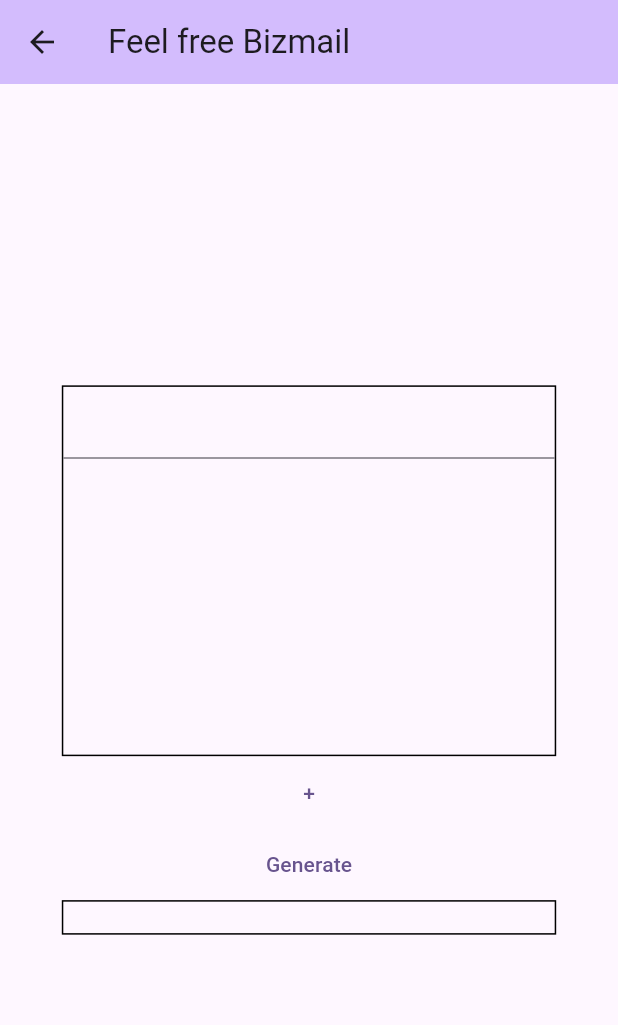
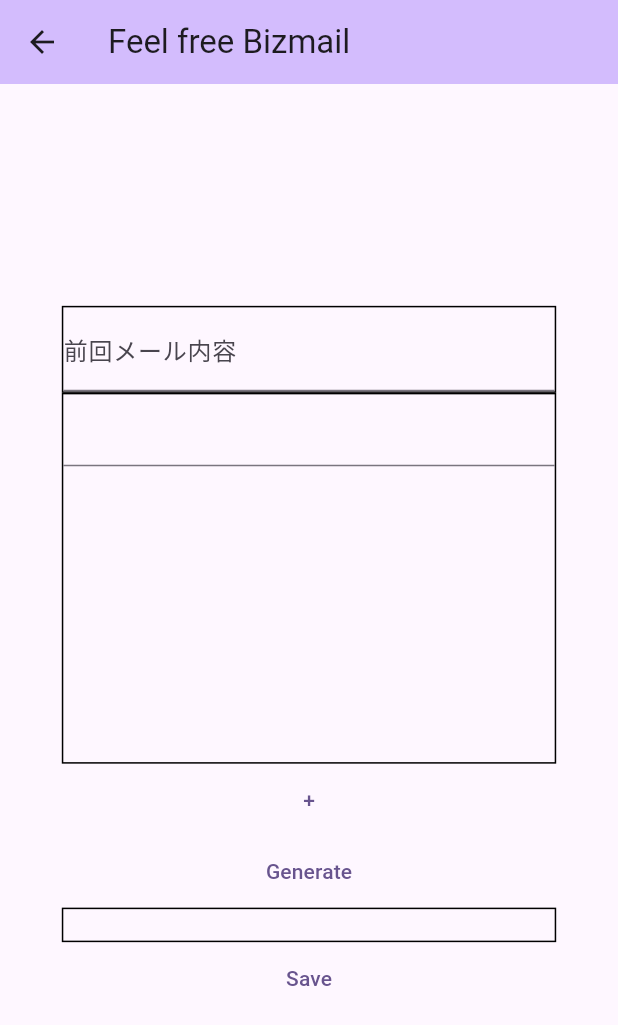
Before and after one commit to torusa0603/feel_free_bizmail, a Flutter app: the CreateMailContextPage screen opened directly, after a tap on "Generate", on a phone screen of 412 x 824 dp. Shown: the top 1025 px of the screen. Run offline on Flutter 3.47's test engine with Material 3 defaults, Android fonts, the phone set to English and light mode, and no system bars; our stand-ins replace firebase_auth, firebase_core, flutter_hooks, freezed_annotation, google_generative_ai, hooks_riverpod and 1 more; accounts and stored records are empty; generated files the repository leaves out were written again; network calls fail.

Commit message:
前回のメール内容を参考に追加する処理

```diff
--- a/lib/presentation/page/create_mail_context.dart
+++ b/lib/presentation/page/create_mail_context.dart
@@ -10,6 +10,7 @@ class CreateMailContextPage extends HookConsumerWidget {
   @override
   Widget build(BuildContext context, WidgetRef ref) {
     // build メソッド内でフックを使用できます。
+    var statePreMailContext = useState("");
     var stateRes = useState("");
     var statePrompt = useState("");
     var numberTagText = useState(1);
@@ -31,6 +32,23 @@ class CreateMailContextPage extends HookConsumerWidget {
           child: SingleChildScrollView(
             child: Column(
               children: <Widget>[
+                Container(
+                  width: MediaQuery.of(context).size.width * 0.8,
+                  decoration: BoxDecoration(
+                    border: Border.all(),
+                  ),
+                  child: SingleChildScrollView(
+                    child: TextFormField(
+                      decoration: const InputDecoration(labelText: '前回メール内容'),
+                      obscureText: true,
+                      controller: TextEditingController(
+                          text: statePreMailContext.value),
+                      onChanged: (String value) {
+                        statePreMailContext.value = value;
+                      },
+                    ),
+                  ),
+                ),
                 Container(
                   width: MediaQuery.of(context).size.width * 0.8,
                   height: MediaQuery.of(context).size.height * 0.3,
@@ -67,10 +85,14 @@ class CreateMailContextPage extends HookConsumerWidget {
                       statePrompt.value += ",";
                     }
                     statePrompt.value += "}";
+                    statePrompt.value += "以前のメール内容も参考して下さい。";
+                    statePrompt.value += "以前のメール内容:";
+                    statePrompt.value += statePreMailContext.value;
                     final response = await model
                         .generateContent([Content.text(statePrompt.value)]);
                     stateRes.value =
-                        "質問文 : ${statePrompt.value}\n\n${response.text ?? ""}";
+                        // "質問文 : ${statePrompt.value}\n\n"
+                        response.text ?? "";
                     statePrompt.value = "";
                   },
                   child: const Text('Generate'),
@@ -85,6 +107,10 @@ class CreateMailContextPage extends HookConsumerWidget {
                       stateRes.value,
                     ),
                   ),
+                ),
+                TextButton(
+                  onPressed: () {},
+                  child: const Text('Save'),
                 ),
               ],
             ),
```
